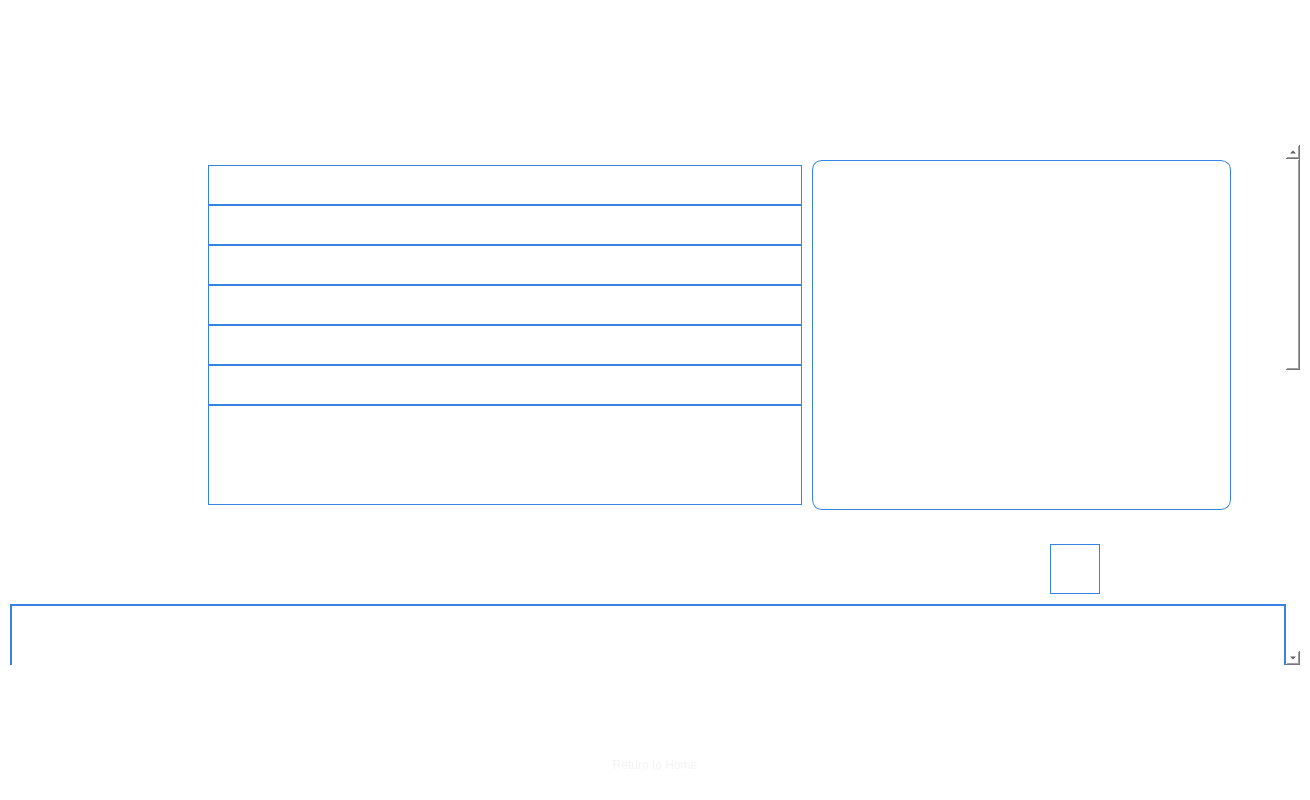
Before: the Qt Designer form forms/Page_5.ui in apollo-k22/FaceAI-Product, drawn with Qt 5.
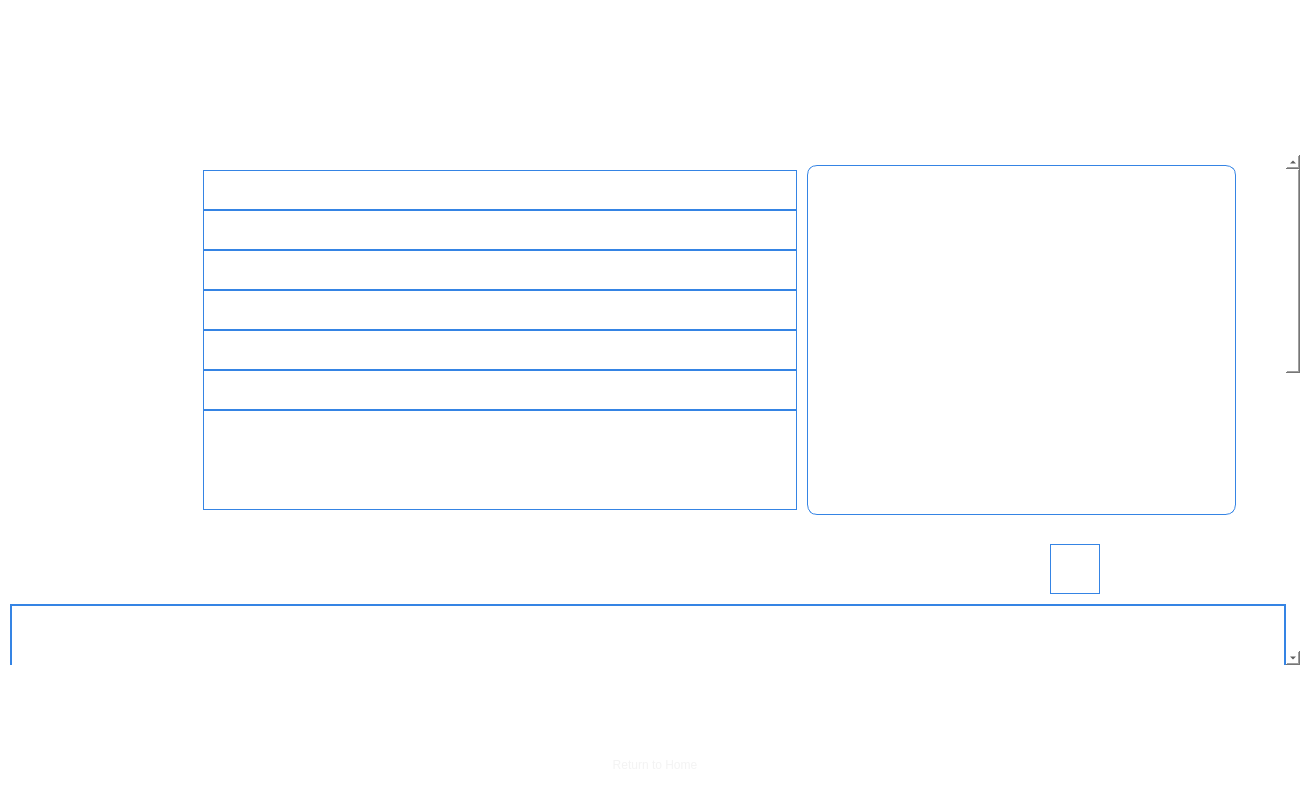
After: the same form once the commit is applied. Icons and pictures are not drawn.

The edit to the form file:
```diff
--- a/forms/Page_5.ui
+++ b/forms/Page_5.ui
@@ -143,6 +143,9 @@
            <property name="rightMargin">
             <number>85</number>
            </property>
+           <property name="bottomMargin">
+            <number>10</number>
+           </property>
            <item>
             <layout class="QHBoxLayout" name="horizontalLayout">
              <property name="spacing">
@@ -277,7 +280,7 @@
           <x>0</x>
           <y>0</y>
           <width>1271</width>
-          <height>1251</height>
+          <height>1241</height>
          </rect>
         </property>
         <property name="styleSheet">
@@ -322,16 +325,16 @@
              <item>
               <layout class="QHBoxLayout" name="horizontalLayout_2" stretch="0,0,1,0">
                <property name="leftMargin">
-                <number>15</number>
+                <number>10</number>
                </property>
                <property name="topMargin">
-                <number>15</number>
+                <number>10</number>
                </property>
                <property name="rightMargin">
-                <number>15</number>
+                <number>10</number>
                </property>
                <property name="bottomMargin">
-                <number>15</number>
+                <number>10</number>
                </property>
                <item>
                 <spacer name="horizontalSpacer_7">
@@ -689,6 +692,9 @@
                    <property name="text">
                     <string/>
                    </property>
+                   <property name="alignment">
+                    <set>Qt::AlignCenter</set>
+                   </property>
                   </widget>
                  </item>
                 </layout>
```
